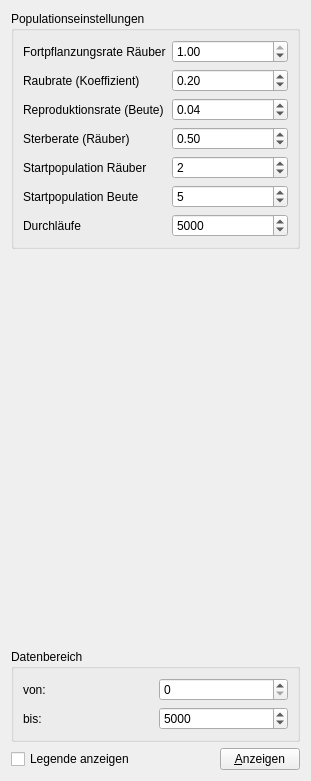
Above: raeuber-beute/werkzeuge.ui from cniehaus/biotools before the change. Below: the same form after it.
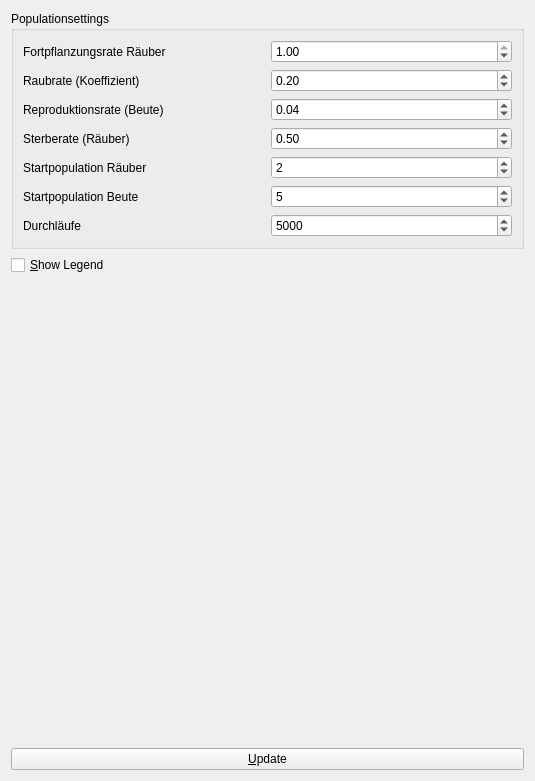
That is the form after the change.

Commit message: Now the tools are in a QDockWidget

```diff
--- a/raeuber-beute/werkzeuge.ui
+++ b/raeuber-beute/werkzeuge.ui
@@ -6,18 +6,30 @@
    <rect>
     <x>0</x>
     <y>0</y>
-    <width>311</width>
+    <width>535</width>
     <height>781</height>
    </rect>
   </property>
+  <property name="sizePolicy">
+   <sizepolicy hsizetype="Minimum" vsizetype="Preferred">
+    <horstretch>0</horstretch>
+    <verstretch>0</verstretch>
+   </sizepolicy>
+  </property>
   <property name="windowTitle">
    <string>Werkzeuge</string>
   </property>
   <layout class="QGridLayout" name="gridLayout_3">
-   <item row="0" column="0" colspan="3">
+   <item row="0" column="0" colspan="2">
     <widget class="QGroupBox" name="groupBox_2">
+     <property name="sizePolicy">
+      <sizepolicy hsizetype="Minimum" vsizetype="Preferred">
+       <horstretch>0</horstretch>
+       <verstretch>0</verstretch>
+      </sizepolicy>
+     </property>
      <property name="title">
-      <string>Populationseinstellungen</string>
+      <string>Populationsettings</string>
      </property>
      <layout class="QGridLayout" name="gridLayout_2">
       <item row="0" column="0">
@@ -181,7 +193,7 @@
      </layout>
     </widget>
    </item>
-   <item row="1" column="0">
+   <item row="2" column="0">
     <spacer name="verticalSpacer">
      <property name="orientation">
       <enum>Qt::Vertical</enum>
@@ -194,75 +206,17 @@
      </property>
     </spacer>
    </item>
-   <item row="2" column="0" colspan="3">
-    <widget class="QGroupBox" name="groupBox">
-     <property name="title">
-      <string>Datenbereich</string>
-     </property>
-     <layout class="QGridLayout" name="gridLayout">
-      <item row="0" column="0">
-       <widget class="QLabel" name="label_2">
-        <property name="text">
-         <string>von:</string>
-        </property>
-        <property name="buddy">
-         <cstring>from_spin</cstring>
-        </property>
-       </widget>
-      </item>
-      <item row="0" column="1">
-       <widget class="QSpinBox" name="from_spin"/>
-      </item>
-      <item row="1" column="0">
-       <widget class="QLabel" name="label_3">
-        <property name="text">
-         <string>bis:</string>
-        </property>
-        <property name="buddy">
-         <cstring>to_spin</cstring>
-        </property>
-       </widget>
-      </item>
-      <item row="1" column="1">
-       <widget class="QSpinBox" name="to_spin">
-        <property name="maximum">
-         <number>20000</number>
-        </property>
-        <property name="singleStep">
-         <number>50</number>
-        </property>
-        <property name="value">
-         <number>5000</number>
-        </property>
-       </widget>
-      </item>
-     </layout>
-    </widget>
-   </item>
-   <item row="3" column="0">
-    <widget class="QCheckBox" name="legend_cb">
-     <property name="text">
-      <string>Legende anzeigen</string>
-     </property>
-    </widget>
-   </item>
-   <item row="3" column="1">
-    <spacer name="horizontalSpacer">
-     <property name="orientation">
-      <enum>Qt::Horizontal</enum>
-     </property>
-     <property name="sizeHint" stdset="0">
-      <size>
-       <width>303</width>
-       <height>22</height>
-      </size>
-     </property>
-    </spacer>
-   </item>
-   <item row="3" column="2">
+   <item row="4" column="0" colspan="2">
     <widget class="QPushButton" name="show_button">
      <property name="text">
-      <string>&amp;Anzeigen</string>
+      <string>&amp;Update</string>
+     </property>
+    </widget>
+   </item>
+   <item row="1" column="0">
+    <widget class="QCheckBox" name="legend_cb">
+     <property name="text">
+      <string>&amp;Show Legend</string>
      </property>
     </widget>
    </item>
```
The commit also changes 1 other file.
